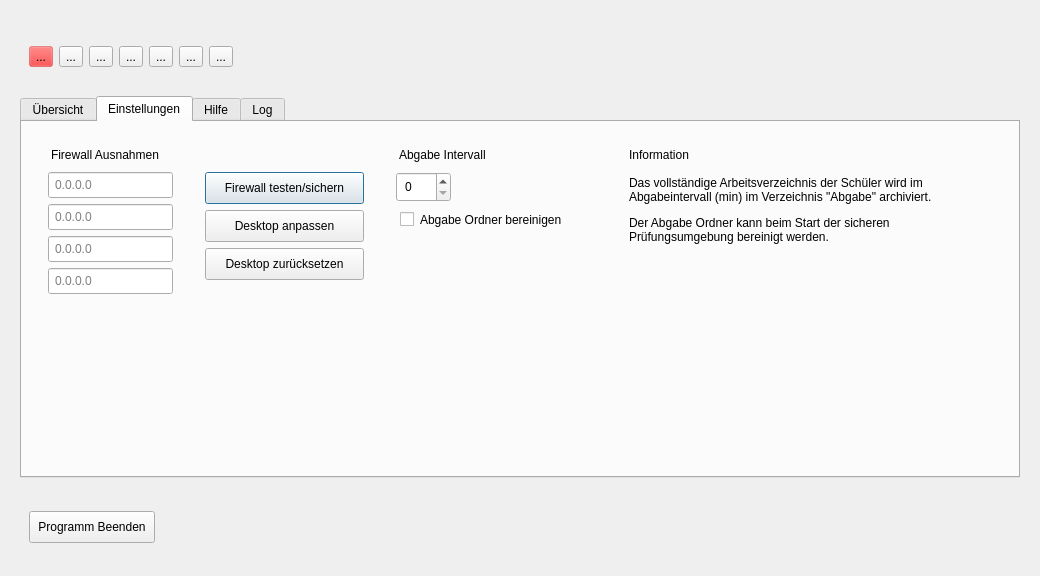
Old version of the form server/server.ui in the repository valueerrorx/life-exam.
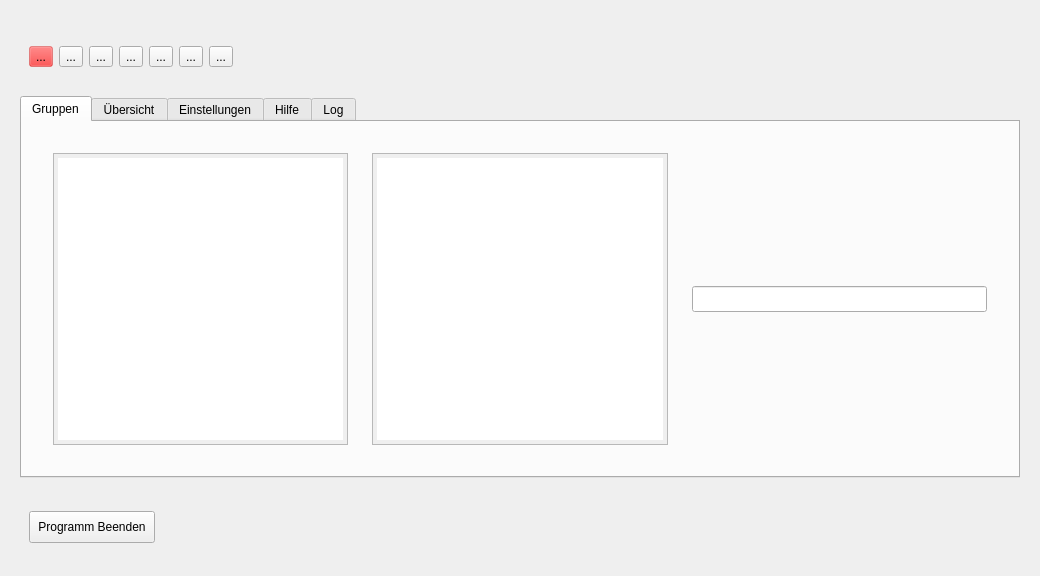
New version of the form. Icons and pictures are not drawn.

Commit message: started very basic layout for creating exam-groups

```diff
--- a/server/server.ui
+++ b/server/server.ui
@@ -278,7 +278,7 @@
          <enum>QTabWidget::Rounded</enum>
         </property>
         <property name="currentIndex">
-         <number>1</number>
+         <number>0</number>
         </property>
         <property name="iconSize">
          <size>
@@ -286,6 +286,46 @@
           <height>22</height>
          </size>
         </property>
+        <widget class="QWidget" name="tab_5">
+         <attribute name="title">
+          <string>Gruppen</string>
+         </attribute>
+         <layout class="QHBoxLayout" name="horizontalLayout_7">
+          <item>
+           <widget class="QWidget" name="widget_15" native="true">
+            <layout class="QHBoxLayout" name="horizontalLayout_8">
+             <item>
+              <widget class="QWidget" name="widget_16" native="true">
+               <layout class="QVBoxLayout" name="verticalLayout_8">
+                <item>
+                 <widget class="QListView" name="listView"/>
+                </item>
+               </layout>
+              </widget>
+             </item>
+             <item>
+              <widget class="QWidget" name="widget_17" native="true">
+               <layout class="QVBoxLayout" name="verticalLayout_17">
+                <item>
+                 <widget class="QListView" name="listView_2"/>
+                </item>
+               </layout>
+              </widget>
+             </item>
+             <item>
+              <widget class="QWidget" name="widget_18" native="true">
+               <layout class="QVBoxLayout" name="verticalLayout_18">
+                <item>
+                 <widget class="QLineEdit" name="lineEdit"/>
+                </item>
+               </layout>
+              </widget>
+             </item>
+            </layout>
+           </widget>
+          </item>
+         </layout>
+        </widget>
         <widget class="QWidget" name="tab">
          <property name="sizePolicy">
           <sizepolicy hsizetype="Preferred" vsizetype="Preferred">
```
The commit also changes 1 other file.
